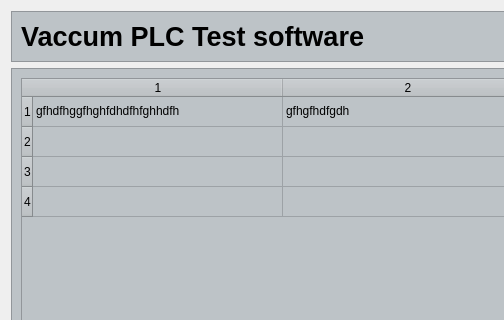
Qt form ui/testMenu.ui (lsst-camera-dh/lsstPLCsTestBox) before a commit; both pictures show x 0 to 504 and y 0 to 320 of the 1241 by 674 pixel window.
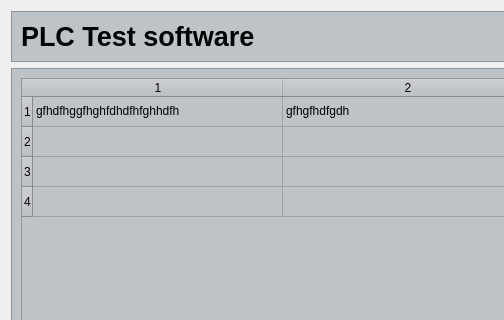
The same form after that commit.

Commit message: Com cam uis and tests

```diff
--- a/ui/testMenu.ui
+++ b/ui/testMenu.ui
@@ -178,7 +178,7 @@
            </font>
           </property>
           <property name="text">
-           <string>Vaccum PLC Test software</string>
+           <string>PLC Test software</string>
           </property>
          </widget>
         </item>
```
The commit also changes 11 other files.
